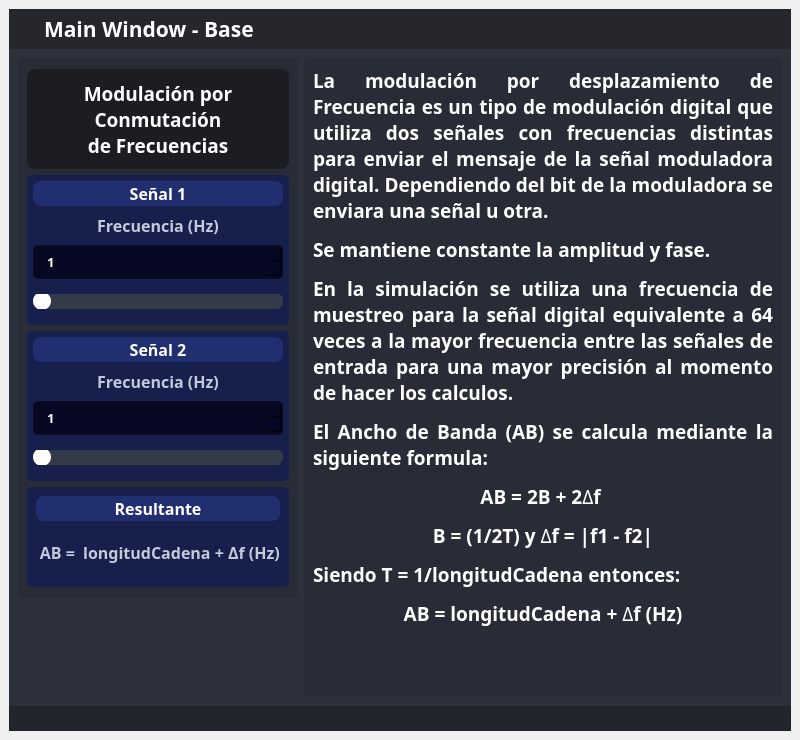
The window that src/ui/helpWindow.ui (lucasdepetrisd/Signal-Modulation-Analyzer) describes before a commit, drawn with Qt 5.
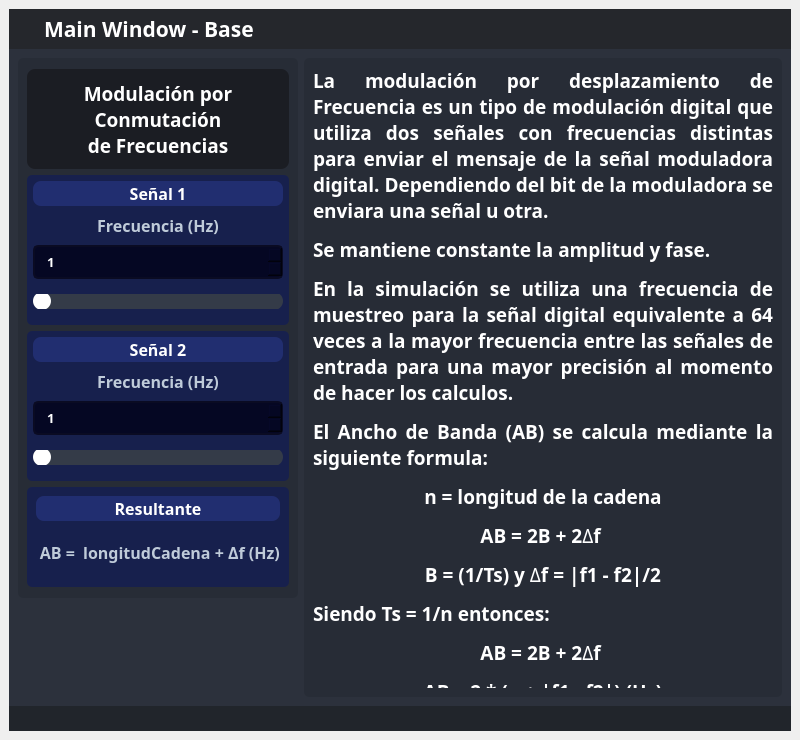
The same window after the commit. The open tabs and pages were chosen to show the change. Icons and pictures are not drawn.

What changed in the file:
```diff
--- a/src/ui/helpWindow.ui
+++ b/src/ui/helpWindow.ui
@@ -3926,7 +3926,7 @@
                              <string notr="true">color: rgb(255, 255, 255);</string>
                             </property>
                             <property name="text">
-                             <string>&lt;html&gt;&lt;head/&gt;&lt;body&gt;&lt;p&gt;La modulación por desplazamiento de Frecuencia es un tipo de modulación digital que utiliza dos señales con frecuencias distintas para enviar el mensaje de la señal moduladora digital. Dependiendo del bit de la moduladora se enviara una señal u otra.&lt;/p&gt;&lt;p&gt;Se mantiene constante la amplitud y fase.&lt;/p&gt;&lt;p&gt;En la simulación se utiliza una frecuencia de muestreo para la señal digital equivalente a 64 veces a la mayor frecuencia entre las señales de entrada para una mayor precisión al momento de hacer los calculos.&lt;/p&gt;&lt;p&gt;El Ancho de Banda (AB) se calcula mediante la siguiente formula:&lt;/p&gt;&lt;p align=&quot;center&quot;&gt;AB = 2B + 2&lt;span style=&quot; font-weight:400;&quot;&gt;Δ&lt;/span&gt;f &lt;/p&gt;&lt;p align=&quot;center&quot;&gt;B = (1/2T) y &lt;span style=&quot; font-weight:400;&quot;&gt;Δ&lt;/span&gt;f = |f1 - f2|&lt;/p&gt;&lt;p&gt;Siendo T = 1/longitudCadena entonces:&lt;/p&gt;&lt;p align=&quot;center&quot;&gt;AB = longitudCadena + &lt;span style=&quot; font-weight:400;&quot;&gt;Δ&lt;/span&gt;f (Hz)&lt;/p&gt;&lt;/body&gt;&lt;/html&gt;</string>
+                             <string>&lt;html&gt;&lt;head/&gt;&lt;body&gt;&lt;p&gt;La modulación por desplazamiento de Frecuencia es un tipo de modulación digital que utiliza dos señales con frecuencias distintas para enviar el mensaje de la señal moduladora digital. Dependiendo del bit de la moduladora se enviara una señal u otra.&lt;/p&gt;&lt;p&gt;Se mantiene constante la amplitud y fase.&lt;/p&gt;&lt;p&gt;En la simulación se utiliza una frecuencia de muestreo para la señal digital equivalente a 64 veces a la mayor frecuencia entre las señales de entrada para una mayor precisión al momento de hacer los calculos.&lt;/p&gt;&lt;p&gt;El Ancho de Banda (AB) se calcula mediante la siguiente formula:&lt;/p&gt;&lt;p align=&quot;center&quot;&gt;n = longitud de la cadena&lt;/p&gt;&lt;p align=&quot;center&quot;&gt;AB = 2B + 2&lt;span style=&quot; font-weight:400;&quot;&gt;Δ&lt;/span&gt;f &lt;/p&gt;&lt;p align=&quot;center&quot;&gt;B = (1/Ts) y &lt;span style=&quot; font-weight:400;&quot;&gt;Δ&lt;/span&gt;f = |f1 - f2|/2&lt;/p&gt;&lt;p&gt;Siendo Ts = 1/n entonces:&lt;/p&gt;&lt;p align=&quot;center&quot;&gt;AB = 2B + 2&lt;span style=&quot; font-weight:400;&quot;&gt;Δ&lt;/span&gt;f &lt;/p&gt;&lt;p align=&quot;center&quot;&gt;AB = 2 * (n + |f1 - f2|) (Hz)&lt;/p&gt;&lt;/body&gt;&lt;/html&gt;</string>
                             </property>
                             <property name="alignment">
                              <set>Qt::AlignJustify|Qt::AlignVCenter</set>
```
Left out of the diff: 8 changed lines with no effect on the pictures.
